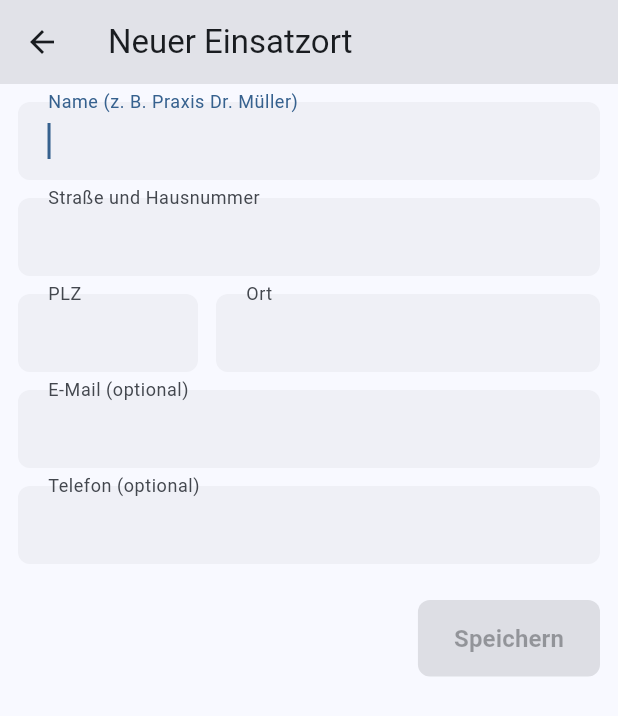
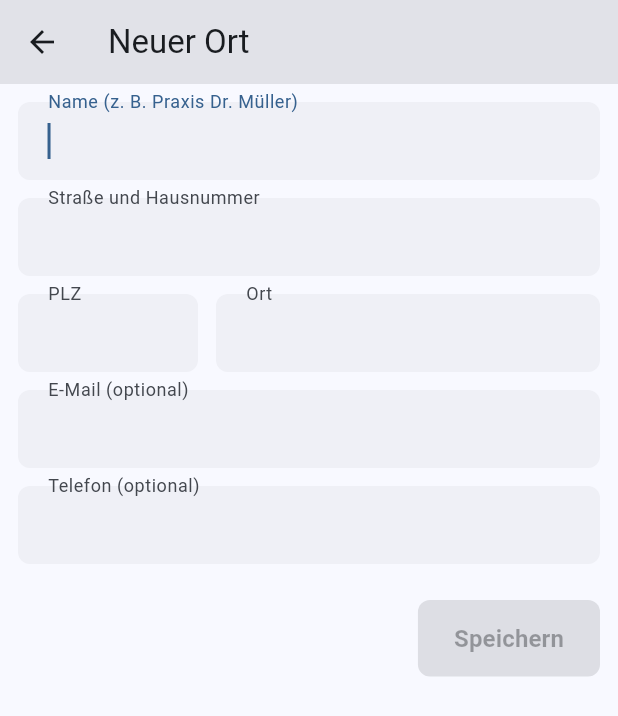
Before and after one commit to xy76xqgkdy-ops/gl-signura-app, a Flutter app: the LocationListScreen screen opened directly, after a tap on the "add" icon, on a phone screen of 412 x 824 dp. Shown: the top 716 px of the screen. Run offline on Flutter 3.47's test engine with Material 3 defaults, Android fonts, the phone set to English and light mode, and no system bars; our stand-ins replace image_picker, shared_preferences, table_calendar; accounts and stored records are empty; network calls fail.

Commit message:
Texte der App in Einfacher Sprache
Alle Texte für Auftraggeber:innen vereinfacht: buchen statt beauftragen, Dolmetscher ohne Doppelpunkt, Ort statt Einsatzort, Meine Daten, Meine Orte, Status Gebucht, verständlichere Fehlermeldungen.

Co-Authored-By: Claude Opus 5.5 <noreply@anthropic.com>

```diff
--- a/lib/core/api/api_client.dart
+++ b/lib/core/api/api_client.dart
@@ -75,7 +75,9 @@ class ApiClient {
           .get(Uri.parse('$baseUrl$path'), headers: _headers)
           .timeout(const Duration(seconds: 15));
     } catch (_) {
-      throw const ApiException('Server nicht erreichbar.');
+      throw const ApiException(
+        'Keine Verbindung. Bitte prüfen Sie Ihr Internet.',
+      );
     }
     if (res.statusCode == 404) return null;
     if (res.statusCode >= 200 && res.statusCode < 300) return res.bodyBytes;
@@ -124,9 +126,13 @@ class ApiClient {
     try {
       res = await request().timeout(const Duration(seconds: 15));
     } on TimeoutException {
-      throw const ApiException('Server antwortet nicht.');
+      throw const ApiException(
+        'Keine Antwort vom Server. Bitte versuchen Sie es später noch einmal.',
+      );
     } catch (_) {
-      throw const ApiException('Server nicht erreichbar.');
+      throw const ApiException(
+        'Keine Verbindung. Bitte prüfen Sie Ihr Internet.',
+      );
     }
 
     dynamic data;
--- a/lib/core/widgets/code_step.dart
+++ b/lib/core/widgets/code_step.dart
@@ -80,7 +80,7 @@ class _CodeStepState extends State<CodeStep> {
         const SizedBox(height: 8),
         Center(
           child: Text(
-            'Noch ${_secondsLeft ~/ 60}:${(_secondsLeft % 60).toString().padLeft(2, '0')} Minuten',
+            'Der Code gilt noch ${_secondsLeft ~/ 60}:${(_secondsLeft % 60).toString().padLeft(2, '0')} Minuten.',
             style: TextStyle(
               fontSize: 13,
               color: Theme.of(context).colorScheme.onSurfaceVariant,
--- a/lib/features/auth/forgot_password_screen.dart
+++ b/lib/features/auth/forgot_password_screen.dart
@@ -189,9 +189,8 @@ class _ForgotPasswordScreenState extends State<ForgotPasswordScreen> {
         );
       case _Step.success:
         return SuccessScreen(
-          title: 'Passwort wurde geändert.',
-          subtitle:
-              'Ihr neues Passwort ist jetzt gültig. Sie können sich anmelden.',
+          title: 'Ihr Passwort ist geändert.',
+          subtitle: 'Sie können sich jetzt mit dem neuen Passwort anmelden.',
           buttonLabel: 'Zur Anmeldung',
           onPressed: () => Navigator.of(context).pop(),
         );
--- a/lib/features/auth/login_screen.dart
+++ b/lib/features/auth/login_screen.dart
@@ -149,7 +149,7 @@ class _LoginScreenState extends State<LoginScreen> {
                   onPressed: () => Navigator.of(context).push(
                     MaterialPageRoute(builder: (_) => const RegisterScreen()),
                   ),
-                  child: const Text('Noch kein Konto? Jetzt registrieren'),
+                  child: const Text('Neues Konto anlegen'),
                 ),
               ],
             ),
--- a/lib/features/location/location_form_screen.dart
+++ b/lib/features/location/location_form_screen.dart
@@ -83,10 +83,10 @@ class _LocationFormScreenState extends State<LocationFormScreen> {
     final ok = await showDialog<bool>(
       context: context,
       builder: (context) => AlertDialog(
-        title: const Text('Einsatzort löschen?'),
+        title: const Text('Ort löschen?'),
         content: Text(
-          '„${_existing!.name}“ wird aus Ihrer Liste entfernt. '
-          'Ihre Anfragen behalten ihre Adresse.',
+          '„${_existing!.name}“ wird gelöscht. '
+          'Ihre Anfragen ändern sich nicht.',
         ),
         actions: [
           TextButton(
@@ -127,9 +127,7 @@ class _LocationFormScreenState extends State<LocationFormScreen> {
     void changed(String _) => setState(() {});
     return Scaffold(
       appBar: AppBar(
-        title: Text(
-          _existing == null ? 'Neuer Einsatzort' : 'Einsatzort bearbeiten',
-        ),
+        title: Text(_existing == null ? 'Neuer Ort' : 'Ort bearbeiten'),
       ),
       body: SafeArea(
         child: SingleChildScrollView(
--- a/lib/features/location/location_list_screen.dart
+++ b/lib/features/location/location_list_screen.dart
@@ -57,10 +57,10 @@ class _LocationListScreenState extends State<LocationListScreen> {
   Widget build(BuildContext context) {
     return Scaffold(
       appBar: AppBar(
-        title: const Text('Einsatzorte'),
+        title: const Text('Meine Orte'),
         actions: [
           IconButton(
-            tooltip: 'Neuer Einsatzort',
+            tooltip: 'Neuer Ort',
             icon: const Icon(Icons.add, size: 32),
             onPressed: () => _open(),
           ),
@@ -75,9 +75,7 @@ class _LocationListScreenState extends State<LocationListScreen> {
               DayListCard(
                 isLoading: _isLoading,
                 errorMessage: _errorMessage,
-                emptyText: _isLoading
-                    ? null
-                    : 'Noch keine Einsatzorte. Mit „+“ legen Sie einen an.',
+                emptyText: _isLoading ? null : 'Sie haben noch keine Orte gespeichert. Tippen Sie auf +.',
                 children: [
                   for (final l in _locations)
                     ListTile(
--- a/lib/features/profile/notifications_screen.dart
+++ b/lib/features/profile/notifications_screen.dart
@@ -62,7 +62,7 @@ class _NotificationsScreenState extends State<NotificationsScreen> {
           padding: const EdgeInsets.all(12),
           children: [
             const Text(
-              'Wie möchten Sie über Ihre Anfragen informiert werden?',
+              'Wie sollen wir Ihnen Nachrichten schicken?',
               style: TextStyle(fontSize: 15),
             ),
             const SizedBox(height: 8),
@@ -88,8 +88,8 @@ class _NotificationsScreenState extends State<NotificationsScreen> {
               Padding(
                 padding: const EdgeInsets.fromLTRB(16, 4, 16, 0),
                 child: Text(
-                  'Für SMS und Messenger brauchen wir Ihre Mobilnummer. '
-                  'Tragen Sie sie unter „Person bearbeiten“ ein.',
+                  'Für SMS und Messenger brauchen wir Ihre Handynummer. '
+                  'Sie tragen sie bei „Meine Daten“ ein.',
                   style: TextStyle(fontSize: 12, color: muted),
                 ),
               ),
--- a/lib/features/profile/picture_screen.dart
+++ b/lib/features/profile/picture_screen.dart
@@ -58,7 +58,8 @@ class _PictureScreenState extends State<PictureScreen> {
       );
     } catch (_) {
       setState(
-        () => _errorMessage = 'Kamera oder Galerie ist nicht verfügbar.',
+        () => _errorMessage =
+            'Die Kamera oder die Fotos können nicht geöffnet werden.',
       );
       return;
     }
--- a/lib/features/request/request_data.dart
+++ b/lib/features/request/request_data.dart
@@ -6,7 +6,7 @@ import '../../core/utils/date_utils.dart';
 enum RequestStatus {
   newRequest('new', 'Offen', Colors.red),
   transferred('transferred', 'Weitergeleitet', Colors.blue),
-  confirmed('confirmed', 'Beauftragt', Colors.green),
+  confirmed('confirmed', 'Gebucht', Colors.green),
   cancelled('cancelled', 'Abgesagt', Colors.grey);
 
   final String apiValue;
```
Also changed, not shown: lib/features/auth/register_screen.dart (+5 -5 lines), lib/features/home/home_screen.dart (+4 -4 lines), lib/features/profile/profile_screen.dart (+4 -4 lines), lib/features/request/request_form_screen.dart (+16 -18 lines).
